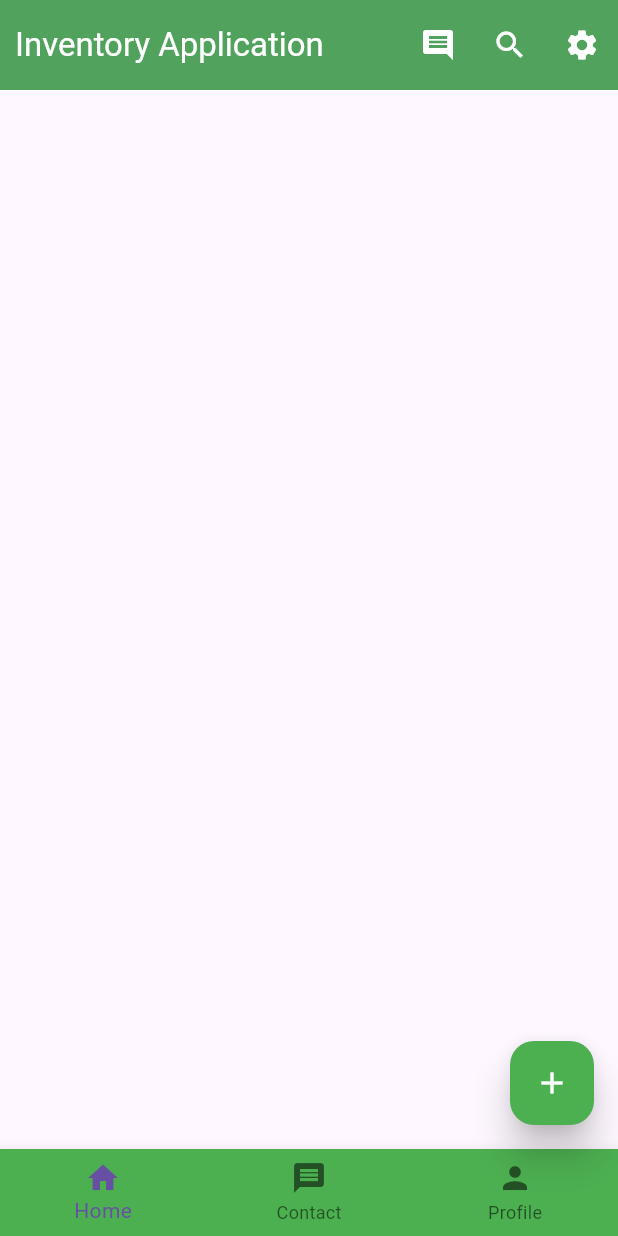
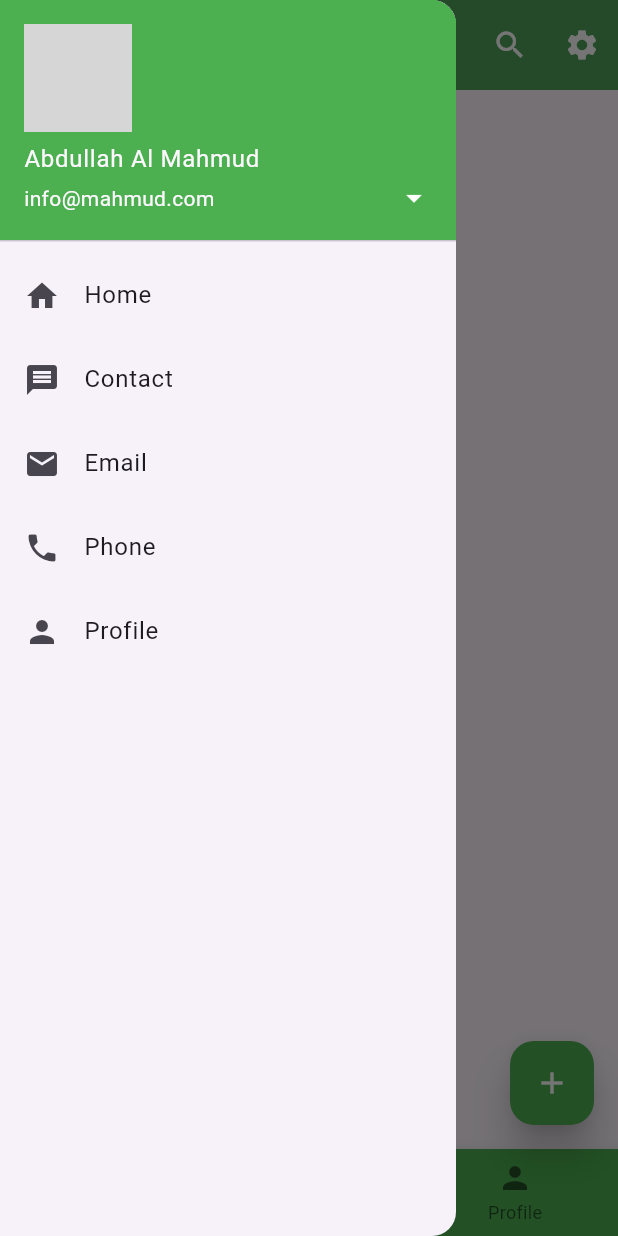
Before and after one commit to mahmud5658/flutter_practice, a Flutter app: the screen it shows after launch, with the side drawer open (before the commit the screen has no drawer), on a phone screen of 412 x 824 dp. Run offline on Flutter 3.47's test engine with Material 3 defaults, Android fonts, the phone set to English and light mode, and no system bars; network calls fail; grey boxes are pictures that could not be loaded.

Commit message:
flutter practice

```diff
--- a/lib/main.dart
+++ b/lib/main.dart
@@ -101,6 +101,45 @@
         },
         backgroundColor: Colors.green,
       ),
+      drawer: Drawer(
+        child: ListView(
+          children: [
+             UserAccountsDrawerHeader(
+            decoration: const BoxDecoration(color: Colors.green),
+            accountName: const Text("Abdullah Al Mahmud"),
+            accountEmail: const Text("info@mahmud.com"),
+            currentAccountPicture: Image.network("https://encrypted-tbn0.gstatic.com/images?q=tbn:ANd9GcTql7QO1cKJ2vGPissyg8P5dvN0F0fmajfgtEoaIywuRg&s"),
+            onDetailsPressed: ()=> mySnackBar("This is Abdullah's Profile", context),
+
+            ),
+            ListTile(
+              title: const Text("Home"),
+              leading: const Icon(Icons.home),
+              onTap: () => mySnackBar("Home", context),
+            ),
+            ListTile(
+              title: const Text("Contact"),
+              leading: const Icon(Icons.message),
+              onTap: () => mySnackBar("Home", context),
+            ),
+            ListTile(
+              title: const Text("Email"),
+              leading: const Icon(Icons.email),
+              onTap: () => mySnackBar("Home", context),
+            ),
+            ListTile(
+              title: const Text("Phone"),
+              leading: const Icon(Icons.phone),
+              onTap: () => mySnackBar("Home", context),
+            ),
+            ListTile(
+              title: const Text("Profile"),
+              leading: const Icon(Icons.person),
+              onTap: () => mySnackBar("Home", context),
+            ),
+          ],
+        ),
+      ),
     );
   }
 }
```
